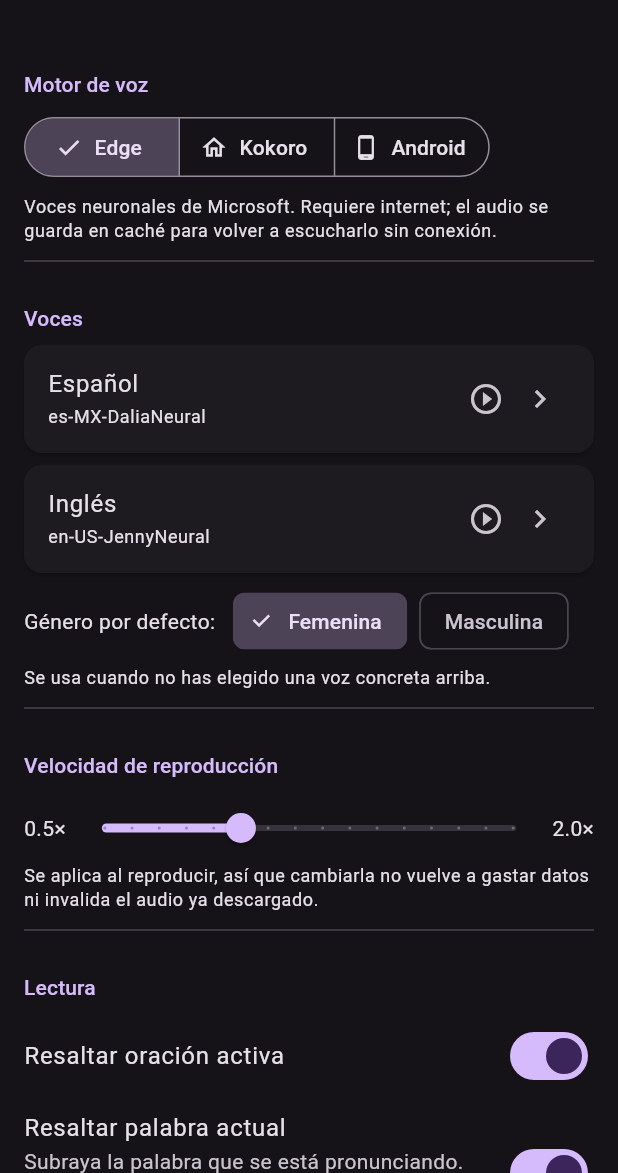
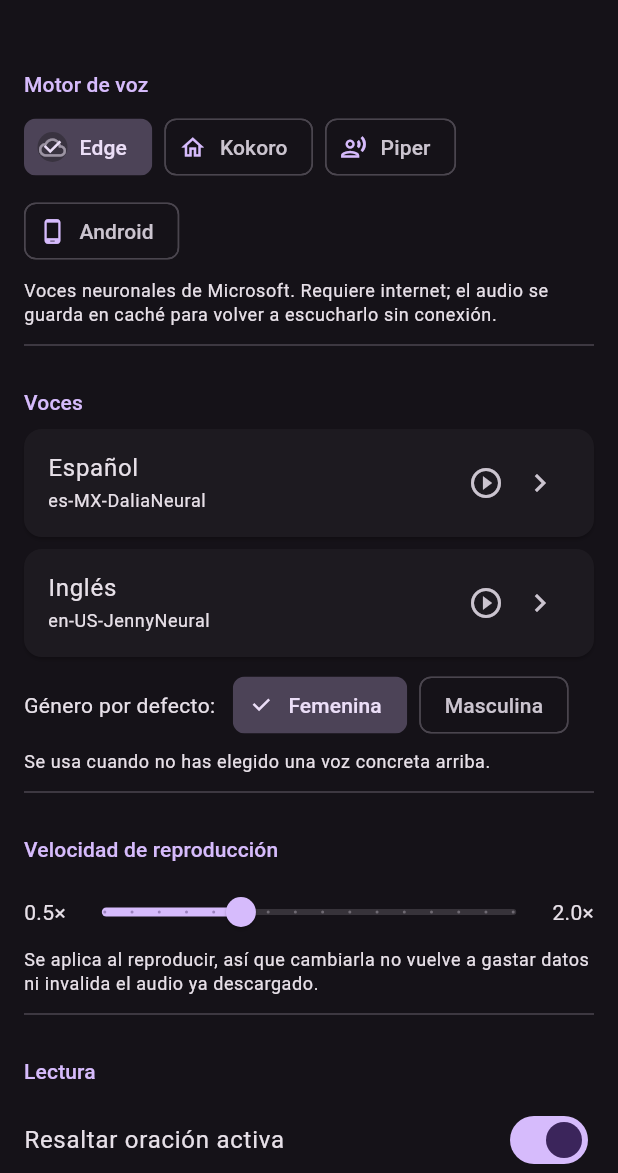
Before and after one commit to PedroSolorzano/voicex-movil, a Flutter app: the SettingsScreen screen opened by its route, on a phone screen of 412 x 824 dp, the part 63-1236 px from its top. Run offline on Flutter 3.47's test engine with Material 3 defaults, Android fonts, the phone set to English and light mode, and no system bars; our stand-ins replace audio_service, connectivity_plus, file_picker, flutter_riverpod, flutter_tts, go_router and 5 more; missing offline and left inert: audio_session, epubx; accounts and stored records are empty; statements that could not run were skipped.

Commit message:
Añadir Piper como cuarto motor, con voces nativas por idioma
Por qué
- En las pruebas de español, es_AR-daniela-high resultó la preferida frente a
  Kokoro y Edge. Las mexicanas (claude-high, ald-medium) se descartaron: además
  de no convencer, cometen errores de lectura.
- Piper es además el más rápido de los tres: ~1,7 s para generar 26 s de audio,
  frente a los ~4,9 s de Kokoro.

Proveedor
- PiperTtsProvider contra el servidor HTTP propio de Piper (POST /synthesize).
- Sus voces están entrenadas por idioma, así que no hay parámetro de idioma que
  equivocar: el modelo cargado en el servidor *es* el idioma.
- Devuelve WAV; al trocear párrafos largos se concatenan conservando solo la
  primera cabecera y corrigiendo los dos campos de longitud, porque encadenar
  los archivos tal cual dejaría una cabecera de 44 bytes en medio que suena
  como un chasquido.
- length_scale expuesto como "Ritmo" en Ajustes: alarga cada fonema al
  sintetizar, que suena mejor que frenar la reproducción.

Sin tiempos por palabra
- La API de Piper contempla alineaciones por fonema, pero los modelos españoles
  las devuelven vacías (comprobado). El resaltado cae a la estimación por
  oración que ya existía.
- Es un coste aceptado a propósito: Pedro escucha sobre todo conduciendo, donde
  la sincronización no sirve de nada y lo que importa es cómo suena.

Infraestructura
- El repliegue automático a Edge y el prefetch en WiFi se generalizan a
  cualquier motor auto-alojado, en vez de estar cableados a Kokoro.
- tools/piper/ con Dockerfile, compose y README. Piper no publica imagen
  oficial, así que se arma aquí con espeak-ng para la fonemización.
- El selector de motor pasa de SegmentedButton a chips: cuatro motores no caben
  en pantallas estrechas.

Co-Authored-By: Claude Opus 5 (1M context) <noreply@anthropic.com>

```diff
--- a/lib/config/settings.dart
+++ b/lib/config/settings.dart
@@ -55,6 +55,12 @@ class AppSettings {
   /// Download the next chapters ahead while on WiFi with the server reachable.
   bool prefetchOnWifi;
   int prefetchChapters;
+
+  // ── Piper (servidor propio, voces nativas por idioma) ────────────────────
+  String piperBaseUrl;
+
+  /// Phoneme length. Above 1.0 slows the voice; es_AR-daniela reads fast at 1.0.
+  double piperLengthScale;
   String theme;
   int cacheMaxMb;
 
@@ -81,6 +87,8 @@ class AppSettings {
     this.kokoroVoiceEn = 'af_bella',
     this.prefetchOnWifi = true,
     this.prefetchChapters = 3,
+    this.piperBaseUrl = '',
+    this.piperLengthScale = 1.0,
     this.theme = 'dark',
     this.cacheMaxMb = 150,
     this.fontSize = 18,
@@ -97,6 +105,9 @@ class AppSettings {
       case 'kokoro':
         final v = lang == 'es' ? kokoroVoiceEs : kokoroVoiceEn;
         return v.isNotEmpty ? v : 'af_bella';
+      case 'piper':
+        // Empty means "the model the server was started with".
+        return '';
       case 'edge':
         final explicit = lang == 'es' ? edgeVoiceEs : edgeVoiceEn;
         if (explicit.isNotEmpty) return explicit;
@@ -106,6 +117,19 @@ class AppSettings {
 
   /// True when a Kokoro server has been configured at all.
   bool get hasKokoroServer => kokoroBaseUrl.trim().isNotEmpty;
+
+  bool get hasPiperServer => piperBaseUrl.trim().isNotEmpty;
+
+  /// Base URL of the self-hosted engine currently selected, if any.
+  String get selfHostedUrl => switch (ttsProvider) {
+        'kokoro' => kokoroBaseUrl,
+        'piper' => piperBaseUrl,
+        _ => '',
+      };
+
+  /// Whether the selected engine depends on a machine on the local network.
+  bool get usesSelfHostedServer =>
+      ttsProvider == 'kokoro' || ttsProvider == 'piper';
 
   static Future<AppSettings> load() async {
     final prefs = await SharedPreferences.getInstance();
@@ -126,6 +150,8 @@ class AppSettings {
       kokoroVoiceEn: prefs.getString('kokoroVoiceEn') ?? 'af_bella',
       prefetchOnWifi: prefs.getBool('prefetchOnWifi') ?? true,
       prefetchChapters: prefs.getInt('prefetchChapters') ?? 3,
+      piperBaseUrl: prefs.getString('piperBaseUrl') ?? '',
+      piperLengthScale: prefs.getDouble('piperLengthScale') ?? 1.0,
       theme: prefs.getString('theme') ?? 'dark',
       cacheMaxMb: prefs.getInt('cacheMaxMb') ?? 150,
       fontSize: prefs.getDouble('fontSize') ?? 18,
@@ -153,6 +179,8 @@ class AppSettings {
     await prefs.setString('kokoroVoiceEn', kokoroVoiceEn);
     await prefs.setBool('prefetchOnWifi', prefetchOnWifi);
     await prefs.setInt('prefetchChapters', prefetchChapters);
+    await prefs.setString('piperBaseUrl', piperBaseUrl);
+    await prefs.setDouble('piperLengthScale', piperLengthScale);
     await prefs.setString('theme', theme);
     await prefs.setInt('cacheMaxMb', cacheMaxMb);
     await prefs.setDouble('fontSize', fontSize);
@@ -178,6 +206,8 @@ class AppSettings {
     String? kokoroVoiceEn,
     bool? prefetchOnWifi,
     int? prefetchChapters,
+    String? piperBaseUrl,
+    double? piperLengthScale,
     String? theme,
     int? cacheMaxMb,
     double? fontSize,
@@ -202,6 +232,8 @@ class AppSettings {
         kokoroVoiceEn: kokoroVoiceEn ?? this.kokoroVoiceEn,
         prefetchOnWifi: prefetchOnWifi ?? this.prefetchOnWifi,
         prefetchChapters: prefetchChapters ?? this.prefetchChapters,
+        piperBaseUrl: piperBaseUrl ?? this.piperBaseUrl,
+        piperLengthScale: piperLengthScale ?? this.piperLengthScale,
         theme: theme ?? this.theme,
         cacheMaxMb: cacheMaxMb ?? this.cacheMaxMb,
         fontSize: fontSize ?? this.fontSize,
--- a/lib/tts/tts_factory.dart
+++ b/lib/tts/tts_factory.dart
@@ -3,6 +3,7 @@ import 'tts_provider.dart';
 import 'edge_tts_provider.dart';
 import 'android_tts_provider.dart';
 import 'kokoro_tts_provider.dart';
+import 'piper_tts_provider.dart';
 
 /// Builds the engine for [settings], for a book in [lang] ('es' / 'en').
 ///
@@ -15,6 +16,9 @@ TTSProvider getProvider(AppSettings settings, {String lang = 'es'}) {
     case 'kokoro':
       return KokoroTtsProvider(settings.kokoroBaseUrl,
           langCode: kokoroLangCode(lang));
+    case 'piper':
+      return PiperTtsProvider(settings.piperBaseUrl,
+          lengthScale: settings.piperLengthScale);
     case 'edge':
     default:
       return EdgeTtsProvider();
@@ -25,6 +29,7 @@ TTSProvider getProvider(AppSettings settings, {String lang = 'es'}) {
 /// so a silent fallback is never invisible.
 String providerLabel(String kind) => switch (kind) {
       'kokoro' => 'Kokoro',
+      'piper' => 'Piper',
       'android' => 'Android',
       _ => 'Edge',
     };
--- a/lib/ui/screens/settings_screen.dart
+++ b/lib/ui/screens/settings_screen.dart
@@ -7,6 +7,7 @@ import '../../config/settings.dart';
 import '../../storage/repositories.dart';
 import '../../tts/tts_factory.dart';
 import '../../tts/kokoro_tts_provider.dart';
+import '../../tts/piper_tts_provider.dart';
 import '../providers/settings_provider.dart';
 import '../providers/voices_provider.dart';
 
@@ -36,8 +37,9 @@ class _SettingsScreenState extends ConsumerState<SettingsScreen> {
   @override
   void initState() {
     super.initState();
-    _kokoroUrlController = TextEditingController(
-        text: ref.read(settingsProvider).valueOrNull?.kokoroBaseUrl ?? '');
+    final loaded = ref.read(settingsProvider).valueOrNull;
+    _kokoroUrlController =
+        TextEditingController(text: loaded?.selfHostedUrl ?? '');
     _loadCacheSize();
     PackageInfo.fromPlatform().then((info) {
       if (mounted) setState(() => _packageInfo = info);
@@ -68,8 +70,15 @@ class _SettingsScreenState extends ConsumerState<SettingsScreen> {
       _serverStatus = null;
     });
 
-    KokoroTtsProvider.resetHealthCache();
-    final ok = await KokoroTtsProvider.isReachable(url);
+    final isPiper = _settings.ttsProvider == 'piper';
+    if (isPiper) {
+      PiperTtsProvider.resetHealthCache();
+    } else {
+      KokoroTtsProvider.resetHealthCache();
+    }
+    final ok = isPiper
+        ? await PiperTtsProvider.isReachable(url)
+        : await KokoroTtsProvider.isReachable(url);
     if (!mounted) return;
 
     setState(() {
@@ -108,24 +117,24 @@ class _SettingsScreenState extends ConsumerState<SettingsScreen> {
         padding: const EdgeInsets.all(16),
         children: [
           _Section(title: 'Motor de voz', children: [
-            SegmentedButton<String>(
-              segments: const [
-                ButtonSegment(
-                    value: 'edge',
-                    label: Text('Edge'),
-                    icon: Icon(Icons.cloud_outlined)),
-                ButtonSegment(
-                    value: 'kokoro',
-                    label: Text('Kokoro'),
-                    icon: Icon(Icons.home_outlined)),
-                ButtonSegment(
-                    value: 'android',
-                    label: Text('Android'),
-                    icon: Icon(Icons.phone_android)),
+            Wrap(
+              spacing: 8,
+              runSpacing: 8,
+              children: [
+                for (final engine in const [
+                  ('edge', 'Edge', Icons.cloud_outlined),
+                  ('kokoro', 'Kokoro', Icons.home_outlined),
+                  ('piper', 'Piper', Icons.record_voice_over_outlined),
+                  ('android', 'Android', Icons.phone_android),
+                ])
+                  ChoiceChip(
+                    avatar: Icon(engine.$3, size: 18),
+                    label: Text(engine.$2),
+                    selected: s.ttsProvider == engine.$1,
+                    onSelected: (_) =>
+                        _update(s.copyWith(ttsProvider: engine.$1)),
+                  ),
               ],
-              selected: {s.ttsProvider},
-              onSelectionChanged: (v) =>
-                  _update(s.copyWith(ttsProvider: v.first)),
             ),
             const SizedBox(height: 8),
             Text(
@@ -134,6 +143,10 @@ class _SettingsScreenState extends ConsumerState<SettingsScreen> {
                   'Servidor propio en tu red. Mejor calidad de voz, pero solo '
                       'responde con la computadora encendida: fuera de casa la app '
                       'usa Edge automáticamente, o el audio ya descargado.',
+                'piper' =>
+                  'Servidor propio con voces entrenadas en cada idioma. Muy '
+                      'rápido, pero no marca las palabras: el resaltado se calcula '
+                      'por oración de forma aproximada.',
                 'android' =>
                   'Motor de voz del propio teléfono. Funciona sin internet, pero '
                       'no marca las palabras, así que el resaltado se calcula de '
@@ -146,8 +159,10 @@ class _SettingsScreenState extends ConsumerState<SettingsScreen> {
             ),
           ]),
 
-          if (s.ttsProvider == 'kokoro')
-            _Section(title: 'Servidor Kokoro', children: [
+          if (s.usesSelfHostedServer)
+            _Section(
+                title: 'Servidor ${providerLabel(s.ttsProvider)}',
+                children: [
               TextField(
                 controller: _kokoroUrlController,
                 decoration: InputDecoration(
@@ -168,7 +183,9 @@ class _SettingsScreenState extends ConsumerState<SettingsScreen> {
                 ),
                 keyboardType: TextInputType.url,
                 autocorrect: false,
-                onChanged: (v) => _update(s.copyWith(kokoroBaseUrl: v.trim())),
+                onChanged: (v) => _update(s.ttsProvider == 'piper'
+                    ? s.copyWith(piperBaseUrl: v.trim())
+                    : s.copyWith(kokoroBaseUrl: v.trim())),
               ),
               if (_serverStatus != null)
                 Padding(
@@ -182,6 +199,24 @@ class _SettingsScreenState extends ConsumerState<SettingsScreen> {
                         ),
                   ),
                 ),
+              if (s.ttsProvider == 'piper') ...[
+                const SizedBox(height: 12),
+                _LabelledSlider(
+                  label: 'Ritmo',
+                  value: s.piperLengthScale,
+                  min: 0.8,
+                  max: 1.6,
+                  divisions: 16,
+                  display: '${s.piperLengthScale.toStringAsFixed(2)}×',
+                  onChanged: (v) => _update(s.copyWith(piperLengthScale: v)),
+                ),
+                Text(
+                  'Alarga cada fonema al sintetizar, que suena más natural que '
+                  'frenar la reproducción. Ojo: cambiarlo invalida el audio ya '
+                  'descargado, porque va grabado dentro.',
+                  style: Theme.of(context).textTheme.bodySmall,
+                ),
+              ],
               const SizedBox(height: 12),
               SwitchListTile(
                 contentPadding: EdgeInsets.zero,
```
Also changed, not shown: lib/tts/piper_tts_provider.dart (added, +211 -0 lines), lib/ui/providers/reader_provider.dart (+17 -7 lines), 3 other files.
